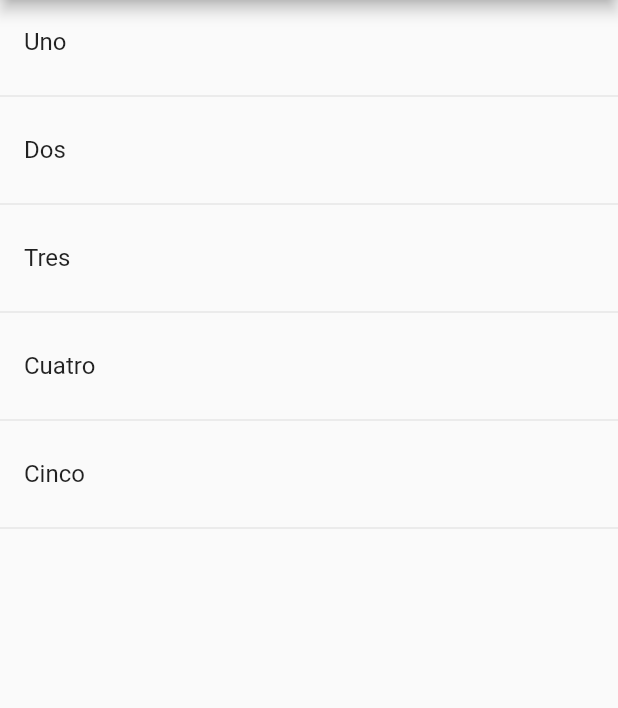
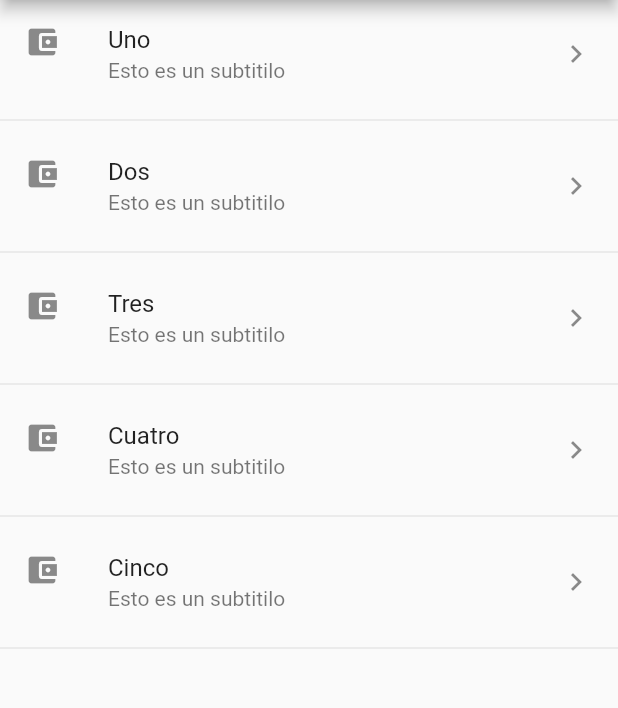
Before and after one commit to jalfonsosuarez/Flutter-Componentes, a Flutter app: the screen it shows after launch, on a phone screen of 412 x 824 dp, the part 84-792 px from its top. Run offline on Flutter 3.47's test engine with Material 2 defaults, Android fonts, the phone set to English and light mode, and no system bars.

Commit message:
Crear list item corto. Leading, Trailing, onTap.

```diff
--- a/lib/src/pages/home_temp.dart
+++ b/lib/src/pages/home_temp.dart
@@ -12,7 +12,8 @@ class HomePageTemp extends StatelessWidget {
         title: Text('Componentes Temp'),
       ),
       body: ListView(
-        children: _crearItems()
+        // children: _crearItems()  // Método largo
+        children: _crearItemsCorta() // Método corto
       ),
     );
   }
@@ -37,8 +38,24 @@ class HomePageTemp extends StatelessWidget {
 
   List<Widget> _crearItemsCorta() {
 
+    var widgets = opciones.map( ( item ) {
 
+      return Column(
+        children: <Widget>[
+          ListTile(
+            title: Text( item ),
+            subtitle: Text( 'Esto es un subtitilo'),
+            leading: Icon( Icons.account_balance_wallet),
+            trailing: Icon( Icons.keyboard_arrow_right),
+            onTap: (){},
+          ),
+          Divider()
+        ],
+      );
 
+    }).toList();
+
+    return widgets;
   }
 
 }
```
